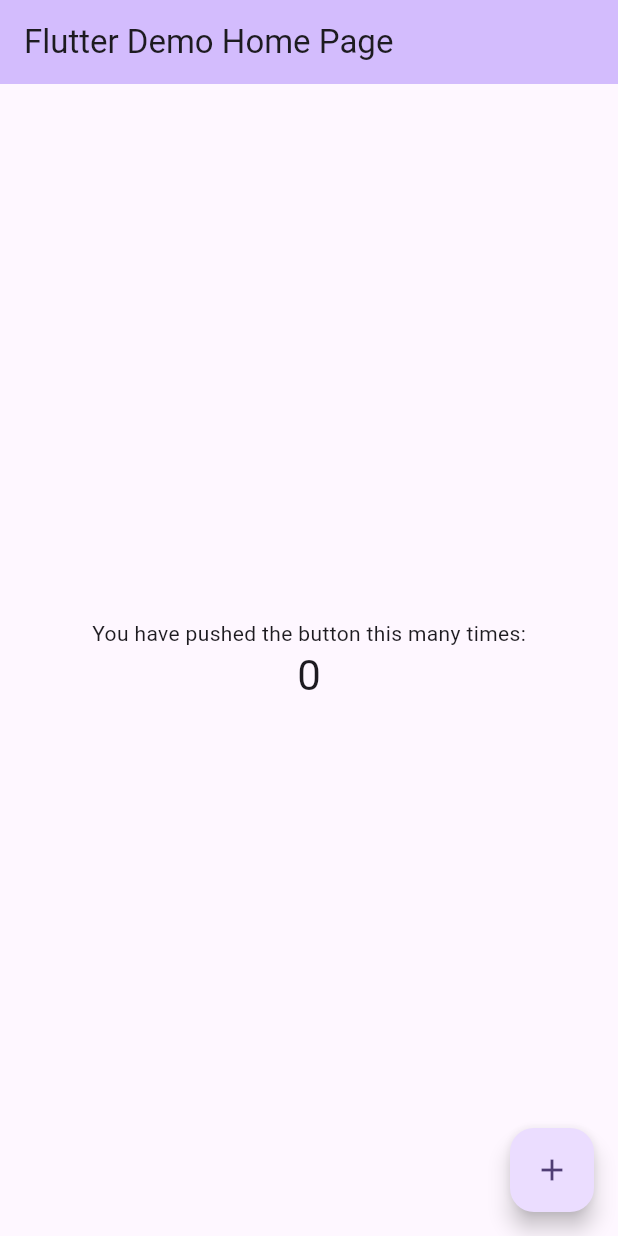
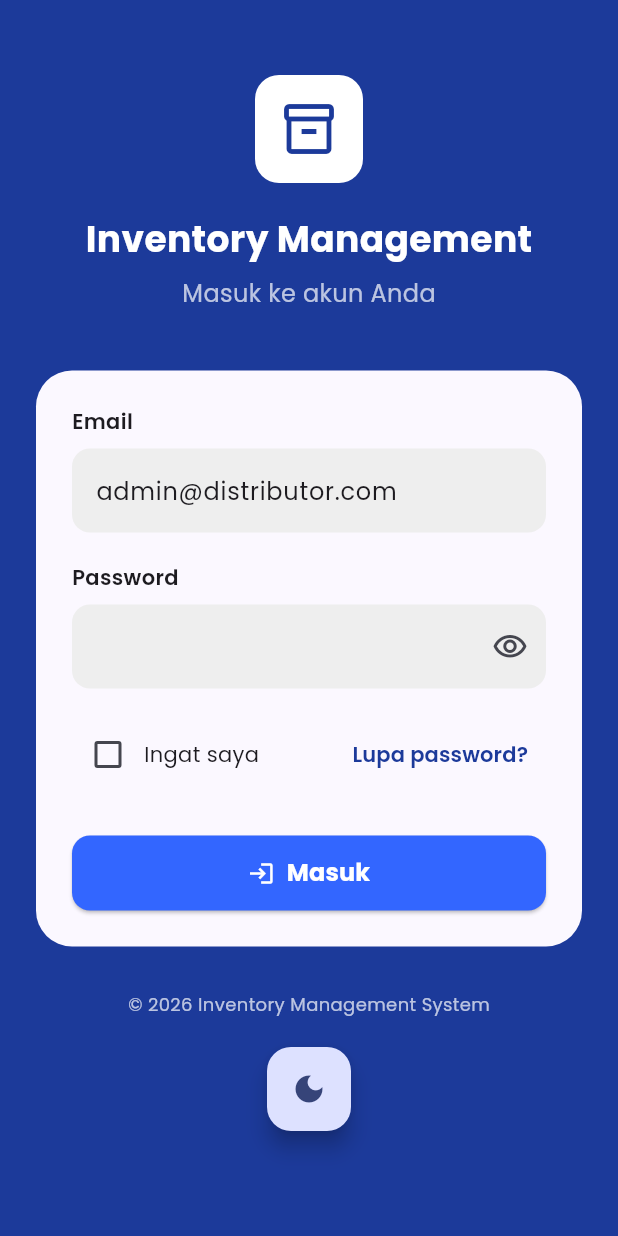
Before and after one commit to dewaprabawa/myapp, a Flutter app: the screen it shows after launch, on a phone screen of 412 x 824 dp. Run offline on Flutter 3.47's test engine with Material 3 defaults, Android fonts, the phone set to English and light mode, and no system bars; our stand-ins replace google_fonts.

Commit message:
login-screen

```diff
--- a/lib/main.dart
+++ b/lib/main.dart
@@ -1,122 +1,59 @@
+
 import 'package:flutter/material.dart';
+import 'package:google_fonts/google_fonts.dart';
+import 'package:myapp/screens/login_page.dart';
+import 'package:provider/provider.dart';
 
 void main() {
-  runApp(const MyApp());
+  runApp(
+    ChangeNotifierProvider(
+      create: (context) => ThemeProvider(),
+      child: const MyApp(),
+    ),
+  );
+}
+
+class ThemeProvider with ChangeNotifier {
+  ThemeMode _themeMode = ThemeMode.light;
+
+  ThemeMode get themeMode => _themeMode;
+
+  void toggleTheme() {
+    _themeMode = _themeMode == ThemeMode.light ? ThemeMode.dark : ThemeMode.light;
+    notifyListeners();
+  }
 }
 
 class MyApp extends StatelessWidget {
   const MyApp({super.key});
 
-  // This widget is the root of your application.
   @override
   Widget build(BuildContext context) {
-    return MaterialApp(
-      title: 'Flutter Demo',
-      theme: ThemeData(
-        // This is the theme of your application.
-        //
-        // TRY THIS: Try running your application with "flutter run". You'll see
-        // the application has a purple toolbar. Then, without quitting the app,
-        // try changing the seedColor in the colorScheme below to Colors.green
-        // and then invoke "hot reload" (save your changes or press the "hot
-        // reload" button in a Flutter-supported IDE, or press "r" if you used
-        // the command line to start the app).
-        //
-        // Notice that the counter didn't reset back to zero; the application
-        // state is not lost during the reload. To reset the state, use hot
-        // restart instead.
-        //
-        // This works for code too, not just values: Most code changes can be
-        // tested with just a hot reload.
-        colorScheme: ColorScheme.fromSeed(seedColor: Colors.deepPurple),
-      ),
-      home: const MyHomePage(title: 'Flutter Demo Home Page'),
+    return Consumer<ThemeProvider>(
+      builder: (context, themeProvider, child) {
+        return MaterialApp(
+          title: 'Inventory Management',
+          theme: ThemeData(
+            useMaterial3: true,
+            colorScheme: ColorScheme.fromSeed(seedColor: const Color(0xFF1C3A9A)),
+            textTheme: GoogleFonts.poppinsTextTheme(Theme.of(context).textTheme),
+          ),
+          darkTheme: ThemeData(
+            useMaterial3: true,
+            brightness: Brightness.dark,
+            colorScheme: ColorScheme.fromSeed(
+              seedColor: const Color(0xFF1C3A9A),
+              brightness: Brightness.dark,
+            ),
+            textTheme: GoogleFonts.poppinsTextTheme(Theme.of(context).textTheme.apply(
+              bodyColor: Colors.white,
+              displayColor: Colors.white,
+            )),
+          ),
+          themeMode: themeProvider.themeMode,
+          home: const LoginPage(),
+        );
+      },
     );
   }
 }
-
-class MyHomePage extends StatefulWidget {
-  const MyHomePage({super.key, required this.title});
-
-  // This widget is the home page of your application. It is stateful, meaning
-  // that it has a State object (defined below) that contains fields that affect
-  // how it looks.
-
-  // This class is the configuration for the state. It holds the values (in this
-  // case the title) provided by the parent (in this case the App widget) and
-  // used by the build method of the State. Fields in a Widget subclass are
-  // always marked "final".
-
-  final String title;
-
-  @override
-  State<MyHomePage> createState() => _MyHomePageState();
-}
-
-class _MyHomePageState extends State<MyHomePage> {
-  int _counter = 0;
-
-  void _incrementCounter() {
-    setState(() {
-      // This call to setState tells the Flutter framework that something has
-      // changed in this State, which causes it to rerun the build method below
-      // so that the display can reflect the updated values. If we changed
-      // _counter without calling setState(), then the build method would not be
-      // called again, and so nothing would appear to happen.
-      _counter++;
-    });
-  }
-
-  @override
-  Widget build(BuildContext context) {
-    // This method is rerun every time setState is called, for instance as done
-    // by the _incrementCounter method above.
-    //
-    // The Flutter framework has been optimized to make rerunning build methods
-    // fast, so that you can just rebuild anything that needs updating rather
-    // than having to individually change instances of widgets.
-    return Scaffold(
-      appBar: AppBar(
-        // TRY THIS: Try changing the color here to a specific color (to
-        // Colors.amber, perhaps?) and trigger a hot reload to see the AppBar
-        // change color while the other colors stay the same.
-        backgroundColor: Theme.of(context).colorScheme.inversePrimary,
-        // Here we take the value from the MyHomePage object that was created by
-        // the App.build method, and use it to set our appbar title.
-        title: Text(widget.title),
-      ),
-      body: Center(
-        // Center is a layout widget. It takes a single child and positions it
-        // in the middle of the parent.
-        child: Column(
-          // Column is also a layout widget. It takes a list of children and
-          // arranges them vertically. By default, it sizes itself to fit its
-          // children horizontally, and tries to be as tall as its parent.
-          //
-          // Column has various properties to control how it sizes itself and
-          // how it positions its children. Here we use mainAxisAlignment to
-          // center the children vertically; the main axis here is the vertical
-          // axis because Columns are vertical (the cross axis would be
-          // horizontal).
-          //
-          // TRY THIS: Invoke "debug painting" (choose the "Toggle Debug Paint"
-          // action in the IDE, or press "p" in the console), to see the
-          // wireframe for each widget.
-          mainAxisAlignment: MainAxisAlignment.center,
-          children: <Widget>[
-            const Text('You have pushed the button this many times:'),
-            Text(
-              '$_counter',
-              style: Theme.of(context).textTheme.headlineMedium,
-            ),
-          ],
-        ),
-      ),
-      floatingActionButton: FloatingActionButton(
-        onPressed: _incrementCounter,
-        tooltip: 'Increment',
-        child: const Icon(Icons.add),
-      ), // This trailing comma makes auto-formatting nicer for build methods.
-    );
-  }
-}
--- /dev/null
+++ b/lib/screens/login_page.dart
@@ -0,0 +1,210 @@
+
+import 'package:flutter/material.dart';
+import 'package:google_fonts/google_fonts.dart';
+import 'package:provider/provider.dart';
+
+import '../main.dart';
+
+class LoginPage extends StatefulWidget {
+  const LoginPage({super.key});
+
+  @override
+  State<LoginPage> createState() => _LoginPageState();
+}
+
+class _LoginPageState extends State<LoginPage> {
+  bool isChecked = false;
+
+  @override
+  Widget build(BuildContext context) {
+    final themeProvider = Provider.of<ThemeProvider>(context);
+
+    return Scaffold(
+      backgroundColor: const Color(0xFF1C3A9A),
+      body: SafeArea(
+        child: SingleChildScrollView(
+          child: Column(
+            children: [
+              const SizedBox(height: 50),
+              Center(
+                child: Column(
+                  children: [
+                    Container(
+                      padding: const EdgeInsets.all(16),
+                      decoration: BoxDecoration(
+                        color: Colors.white,
+                        borderRadius: BorderRadius.circular(16),
+                      ),
+                      child: const Icon(
+                        Icons.inventory_2_outlined,
+                        color: Color(0xFF1C3A9A),
+                        size: 40,
+                      ),
+                    ),
+                    const SizedBox(height: 20),
+                    Text(
+                      'Inventory Management',
+                      style: GoogleFonts.poppins(
+                        fontSize: 24,
+                        fontWeight: FontWeight.bold,
+                        color: Colors.white,
+                      ),
+                    ),
+                    const SizedBox(height: 8),
+                    Text(
+                      'Masuk ke akun Anda',
+                      style: GoogleFonts.poppins(
+                        fontSize: 16,
+                        color: Colors.white70,
+                      ),
+                    ),
+                  ],
+                ),
+              ),
+              const SizedBox(height: 40),
+              Container(
+                margin: const EdgeInsets.symmetric(horizontal: 24),
+                padding: const EdgeInsets.all(24),
+                decoration: BoxDecoration(
+                  color: Theme.of(context).cardColor,
+                  borderRadius: BorderRadius.circular(24),
+                ),
+                child: Column(
+                  crossAxisAlignment: CrossAxisAlignment.start,
+                  children: [
+                    Text(
+                      'Email',
+                      style: GoogleFonts.poppins(
+                        fontSize: 14,
+                        fontWeight: FontWeight.w600,
+                        color: Theme.of(context).textTheme.bodyLarge?.color,
+                      ),
+                    ),
+                    const SizedBox(height: 8),
+                    TextField(
+                      controller:
+                          TextEditingController(text: 'admin@distributor.com'),
+                      decoration: InputDecoration(
+                        filled: true,
+                        fillColor: Colors.grey[200],
+                        border: OutlineInputBorder(
+                          borderRadius: BorderRadius.circular(12),
+                          borderSide: BorderSide.none,
+                        ),
+                      ),
+                    ),
+                    const SizedBox(height: 20),
+                    Text(
+                      'Password',
+                      style: GoogleFonts.poppins(
+                        fontSize: 14,
+                        fontWeight: FontWeight.w600,
+                        color: Theme.of(context).textTheme.bodyLarge?.color,
+                      ),
+                    ),
+                    const SizedBox(height: 8),
+                    TextField(
+                      obscureText: true,
+                      decoration: InputDecoration(
+                        filled: true,
+                        fillColor: Colors.grey[200],
+                        border: OutlineInputBorder(
+                          borderRadius: BorderRadius.circular(12),
+                          borderSide: BorderSide.none,
+                        ),
+                        suffixIcon: const Icon(Icons.visibility_outlined),
+                      ),
+                    ),
+                    const SizedBox(height: 20),
+                    Row(
+                      mainAxisAlignment: MainAxisAlignment.spaceBetween,
+                      children: [
+                        Row(
+                          children: [
+                            Checkbox(
+                              value: isChecked,
+                              onChanged: (bool? value) {
+                                setState(() {
+                                  isChecked = value!;
+                                });
+                              },
+                            ),
+                            Text(
+                              'Ingat saya',
+                              style: GoogleFonts.poppins(
+                                fontSize: 14,
+                                color:
+                                    Theme.of(context).textTheme.bodyLarge?.color,
+                              ),
+                            ),
+                          ],
+                        ),
+                        TextButton(
+                          onPressed: () {},
+                          child: Text(
+                            'Lupa password?',
+                            style: GoogleFonts.poppins(
+                              fontSize: 14,
+                              color: const Color(0xFF1C3A9A),
+                              fontWeight: FontWeight.w600,
+                            ),
+                          ),
+                        ),
+                      ],
+                    ),
+                    const SizedBox(height: 30),
+                    ElevatedButton(
+                      onPressed: () {},
+                      style: ElevatedButton.styleFrom(
+                        backgroundColor: const Color(0xFF3366FF),
+                        minimumSize: const Size(double.infinity, 50),
+                        shape: RoundedRectangleBorder(
+                          borderRadius: BorderRadius.circular(12),
+                        ),
+                      ),
+                      child: Row(
+                        mainAxisAlignment: MainAxisAlignment.center,
+                        children: [
+                          const Icon(Icons.login, color: Colors.white),
+                          const SizedBox(width: 8),
+                          Text(
+                            'Masuk',
+                            style: GoogleFonts.poppins(
+                              fontSize: 16,
+                              fontWeight: FontWeight.bold,
+                              color: Colors.white,
+                            ),
+                          ),
+                        ],
+                      ),
+                    ),
+                  ],
+                ),
+              ),
+              const SizedBox(height: 30),
+              Text(
+                '© 2026 Inventory Management System',
+                style: GoogleFonts.poppins(
+                  fontSize: 12,
+                  color: Colors.white70,
+                ),
+              ),
+              const SizedBox(height: 20),
+              FloatingActionButton(
+                onPressed: () {
+                  themeProvider.toggleTheme();
+                },
+                child: Icon(
+                  themeProvider.themeMode == ThemeMode.dark
+                      ? Icons.light_mode
+                      : Icons.dark_mode,
+                ),
+              ),
+              const SizedBox(height: 20),
+            ],
+          ),
+        ),
+      ),
+    );
+  }
+}
--- a/pubspec.yaml
+++ b/pubspec.yaml
@@ -34,6 +34,8 @@ dependencies:
   # The following adds the Cupertino Icons font to your application.
   # Use with the CupertinoIcons class for iOS style icons.
   cupertino_icons: ^1.0.8
+  google_fonts: ^8.0.0
+  provider: ^6.1.5+1
 
 dev_dependencies:
   flutter_test:
```
Also changed, not shown: pubspec.lock.
